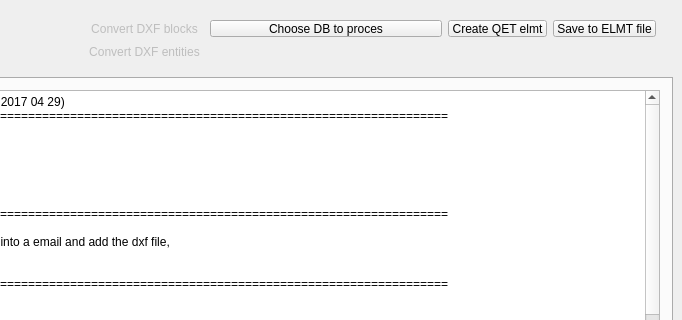
First picture: the form in dxftoqet3db.ui, repository rdsivd/DXFtoQET, before the edit; both pictures show x 373 to 1055 and y 0 to 320 of the 1055 by 724 pixel window.
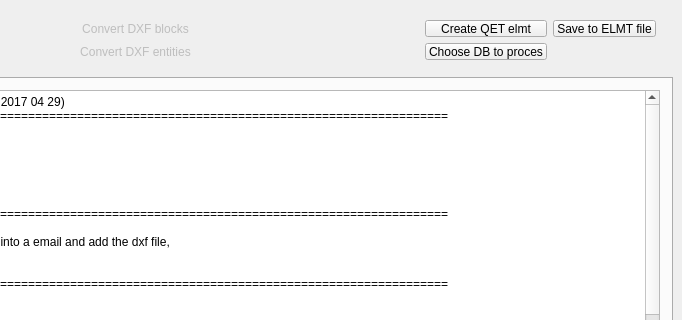
Second picture: the form after the edit.

What changed in the file:
```diff
--- a/dxftoqet3db.ui
+++ b/dxftoqet3db.ui
@@ -601,13 +601,6 @@
       </property>
      </widget>
     </item>
-    <item row="0" column="4">
-     <widget class="QPushButton" name="Choose_DB">
-      <property name="text">
-       <string>Choose DB to proces</string>
-      </property>
-     </widget>
-    </item>
     <item row="0" column="1">
      <widget class="QPushButton" name="Button_Open_DXF">
       <property name="enabled">
@@ -627,6 +620,13 @@
       </property>
      </widget>
     </item>
+    <item row="1" column="5">
+     <widget class="QPushButton" name="Choose_DB">
+      <property name="text">
+       <string>Choose DB to proces</string>
+      </property>
+     </widget>
+    </item>
    </layout>
   </widget>
   <widget class="QWidget" name="layoutWidget">
```
